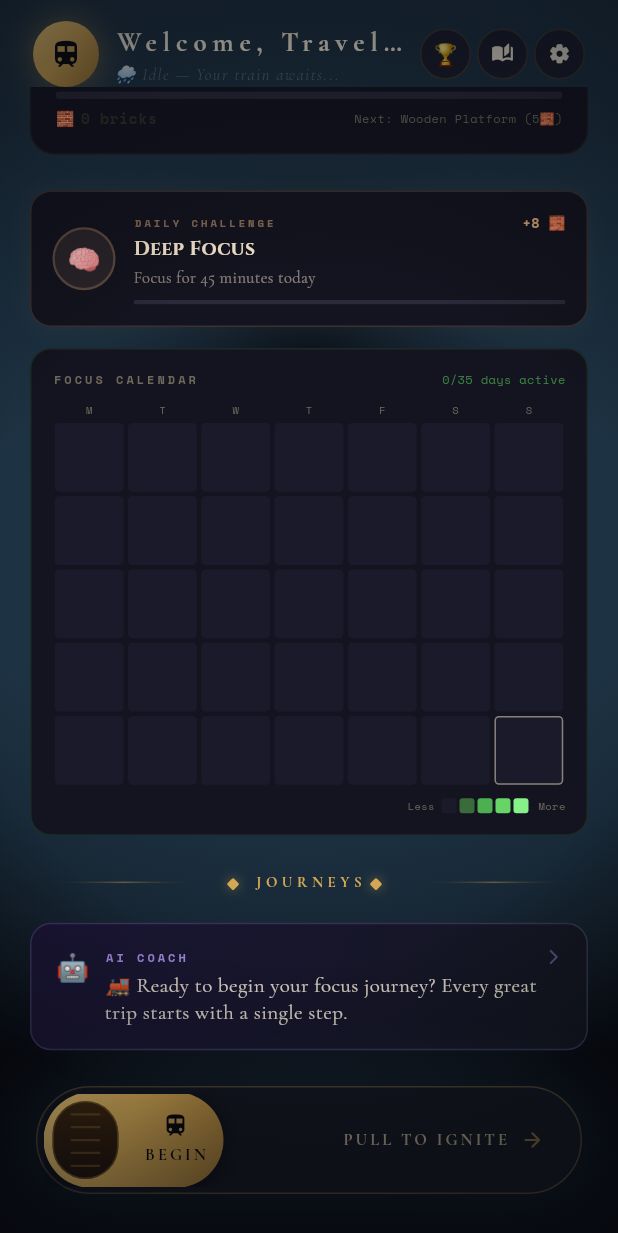
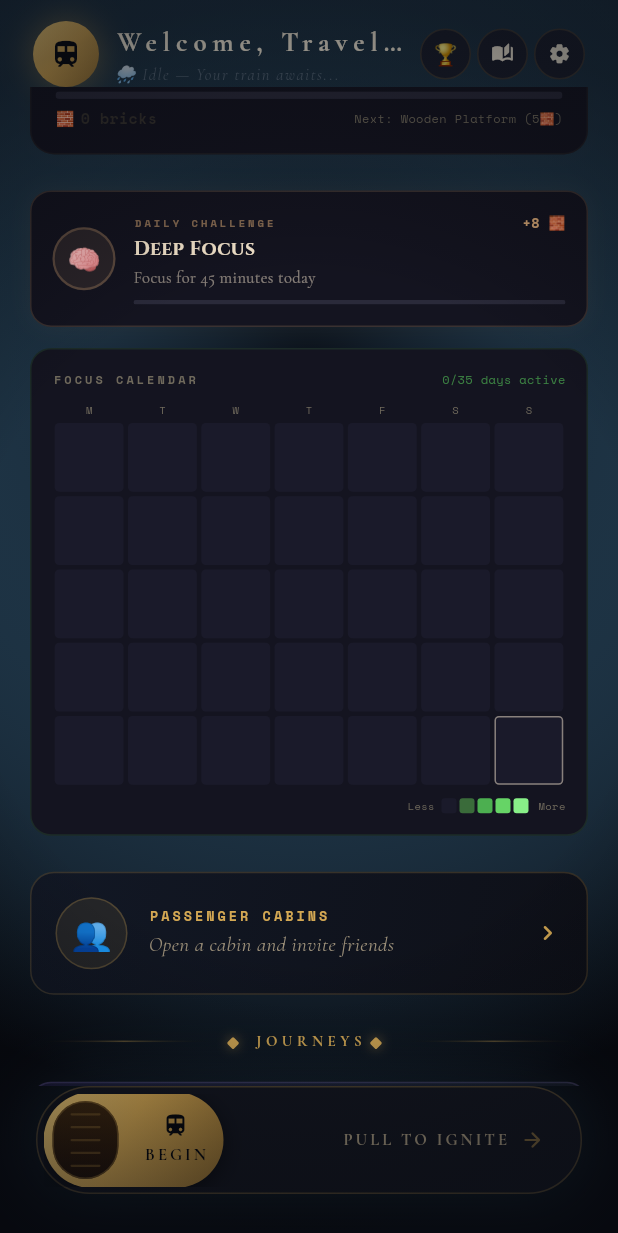
Before and after one commit to andlivshukla539/RailFocus, a Flutter app: the HomeScreen screen opened by its route, scrolled down 576 dp, on a phone screen of 412 x 824 dp. Shown: the top 1233 px of the screen. Run offline on Flutter 3.47's test engine with Material 3 defaults, Android fonts, the phone set to English and light mode, and no system bars; drawn by our look-alikes of flutter_animate; our stand-ins replace audioplayers, cloud_firestore, firebase_auth, firebase_core, fl_chart, flutter_local_notifications and 10 more; missing offline and left inert: flutter_displaymode; accounts and stored records are empty; generated files the repository leaves out were written again; network calls fail.

Commit message:
fix: Cabin entry point, notification countdown updates, and tap handling
- home_screen.dart: Add _PassengerCabinCard with live Firestore passenger count, taps to CabinSelectionScreen
- focus_screen.dart: Notification now cancels+reshows every 60s so countdown stays accurate
- notification_service.dart: ongoing_timer tap silently resumes app without navigation disruption

```diff
--- a/lib/screens/focus_screen.dart
+++ b/lib/screens/focus_screen.dart
@@ -546,6 +546,21 @@ class _FocusScreenState extends State<FocusScreen>
           _remSec--;
           _remSecNotifier.value = _remSec;
           _progN.value = _prog;
+        });
+      }
+
+      // Update the Android ongoing notification every 60 seconds.
+      // Android throttles updates to ongoing notifications, so we
+      // cancel the old one and re-show a fresh one to force a refresh.
+      if (_remSec % 60 == 0 && _remSec > 0) {
+        NotificationService.cancelOngoingTimer().then((_) {
+          NotificationService.showOngoingTimer(
+            remainingMinutes: _remSec ~/ 60,
+            remainingSeconds: _remSec % 60,
+            routeName: _route.name,
+            routeEmoji: _route.emoji,
+            totalMinutes: _totalSec ~/ 60,
+          );
         });
       }
 
--- a/lib/screens/home_screen.dart
+++ b/lib/screens/home_screen.dart
@@ -33,6 +33,8 @@ import '../widgets/animated_counter.dart';
 import '../widgets/station_widget.dart';
 import '../widgets/daily_challenge_card.dart';
 import '../models/daily_challenge.dart';
+import '../services/cabin_service.dart';
+import 'cabin_selection_screen.dart';
 import '../widgets/streak_calendar.dart';
 import '../widgets/level_up_overlay.dart';
 import '../services/ai_coach_service.dart';
@@ -584,6 +586,17 @@ class _HomeScreenState extends State<HomeScreen>
                             child: StreakCalendar(focusData: _focusData),
                           )
                               .animate(delay: 540.ms)
+                              .fadeIn(duration: 600.ms)
+                              .slideY(begin: 0.08, end: 0),
+
+                          const SizedBox(height: 24),
+
+                          // PASSENGER CABINS
+                          Padding(
+                            padding: const EdgeInsets.symmetric(horizontal: 20),
+                            child: _PassengerCabinCard(),
+                          )
+                              .animate(delay: 545.ms)
                               .fadeIn(duration: 600.ms)
                               .slideY(begin: 0.08, end: 0),
 
@@ -3203,3 +3216,108 @@ class _HatchPainter extends CustomPainter {
   @override
   bool shouldRepaint(_) => false;
 }
+
+// ════════════════════════════════════════════════════════════════
+// PASSENGER CABIN CARD — Social Co-Working Entry Point
+// ════════════════════════════════════════════════════════════════
+
+class _PassengerCabinCard extends StatelessWidget {
+  _PassengerCabinCard();
+
+  final _service = CabinService.instance;
+
+  @override
+  Widget build(BuildContext context) {
+    final inCabin = _service.currentCabinId != null;
+
+    return GestureDetector(
+      onTap: () {
+        HapticFeedback.mediumImpact();
+        Navigator.of(context).push(
+          MaterialPageRoute(
+            builder: (_) => const CabinSelectionScreen(),
+          ),
+        );
+      },
+      child: Container(
+        padding: const EdgeInsets.all(16),
+        decoration: BoxDecoration(
+          gradient: const LinearGradient(
+            begin: Alignment.topLeft,
+            end: Alignment.bottomRight,
+            colors: [Color(0xFF121825), Color(0xFF0E1018)],
+          ),
+          borderRadius: BorderRadius.circular(16),
+          border: Border.all(
+            color: const Color(0xFFD4A853).withValues(alpha: 0.2),
+          ),
+        ),
+        child: Row(
+          children: [
+            // Icon
+            Container(
+              width: 48,
+              height: 48,
+              decoration: BoxDecoration(
+                shape: BoxShape.circle,
+                color: const Color(0xFFD4A853).withValues(alpha: 0.1),
+                border: Border.all(
+                  color: const Color(0xFFD4A853).withValues(alpha: 0.25),
+                ),
+              ),
+              child: const Center(
+                child: Text('👥', style: TextStyle(fontSize: 22)),
+              ),
+            ),
+            const SizedBox(width: 14),
+            // Text
+            Expanded(
+              child: Column(
+                crossAxisAlignment: CrossAxisAlignment.start,
+                children: [
+                  Text(
+                    'PASSENGER CABINS',
+                    style: GoogleFonts.spaceMono(
+                      fontSize: 9,
+                      fontWeight: FontWeight.w700,
+                      color: const Color(0xFFD4A853),
+                      letterSpacing: 2,
+                    ),
+                  ),
+                  const SizedBox(height: 3),
+                  StreamBuilder<List<CabinModel>>(
+                    stream: _service.publicCabinsStream(),
+                    builder: (_, snap) {
+                      final cabins = snap.data ?? [];
+                      final activeCount = cabins.fold<int>(
+                        0,
+                        (sum, c) => sum + c.activeCount,
+                      );
+                      return Text(
+                        inCabin
+                            ? 'You\'re in a cabin — focus together'
+                            : activeCount > 0
+                                ? '$activeCount passengers focusing now'
+                                : 'Open a cabin and invite friends',
+                        style: GoogleFonts.cormorantGaramond(
+                          fontSize: 14,
+                          fontStyle: FontStyle.italic,
+                          color: const Color(0xFF9A8E78),
+                        ),
+                      );
+                    },
+                  ),
+                ],
+              ),
+            ),
+            const Icon(
+              Icons.chevron_right_rounded,
+              color: Color(0xFFD4A853),
+              size: 20,
+            ),
+          ],
+        ),
+      ),
+    );
+  }
+}
--- a/lib/services/notification_service.dart
+++ b/lib/services/notification_service.dart
@@ -132,11 +132,18 @@ class NotificationService {
   }
 
   /// Called when the user taps a notification.
-  /// We could navigate to a specific screen here, but for now
-  /// the app just opens normally (which is fine).
   static void _onNotificationTapped(NotificationResponse response) {
-    debugPrint('🔔 NotificationService: Tapped → ${response.payload}');
-    // Future enhancement: parse payload and navigate to arrival/history
+    final payload = response.payload ?? '';
+    debugPrint('🔔 NotificationService: Tapped → $payload');
+
+    // The ongoing_timer notification is purely informational.
+    // Tapping it just resumes the app to wherever it was (the focus screen).
+    // We explicitly do nothing so the focus session is not interrupted.
+    if (payload == 'ongoing_timer') return;
+
+    // Future enhancement: parse other payloads and navigate
+    // e.g. 'session_complete' → arrival screen
+    // e.g. 'daily_reminder'  → home screen
   }
 
   // ══════════════════════════════════════════════════════════
```
